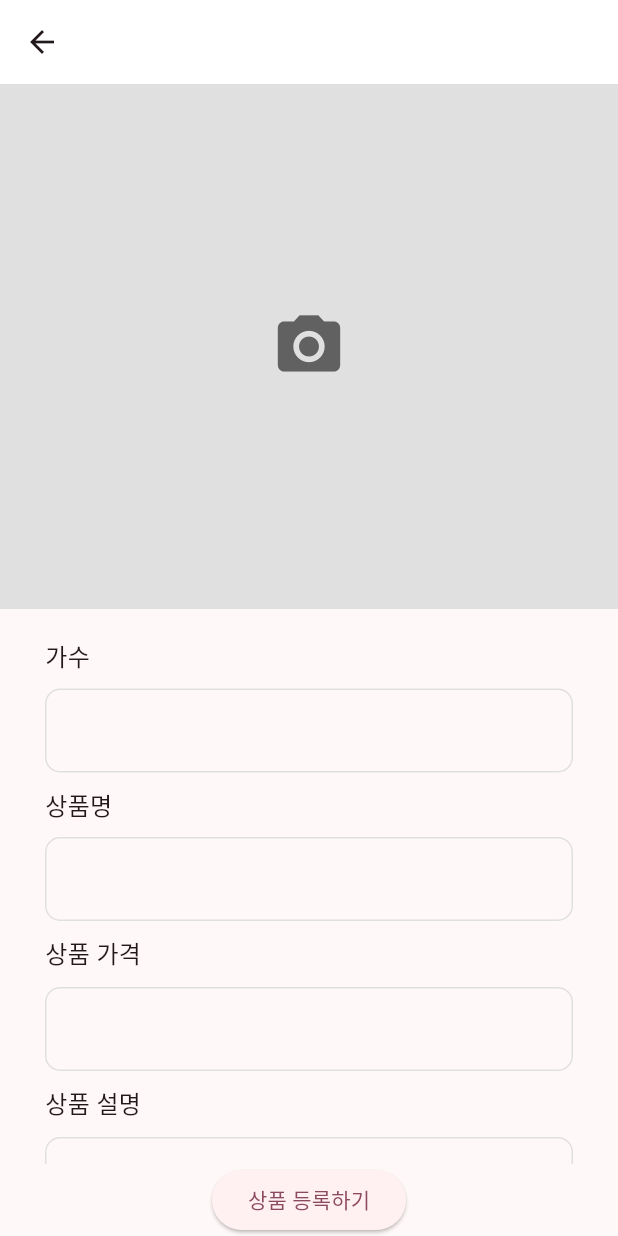
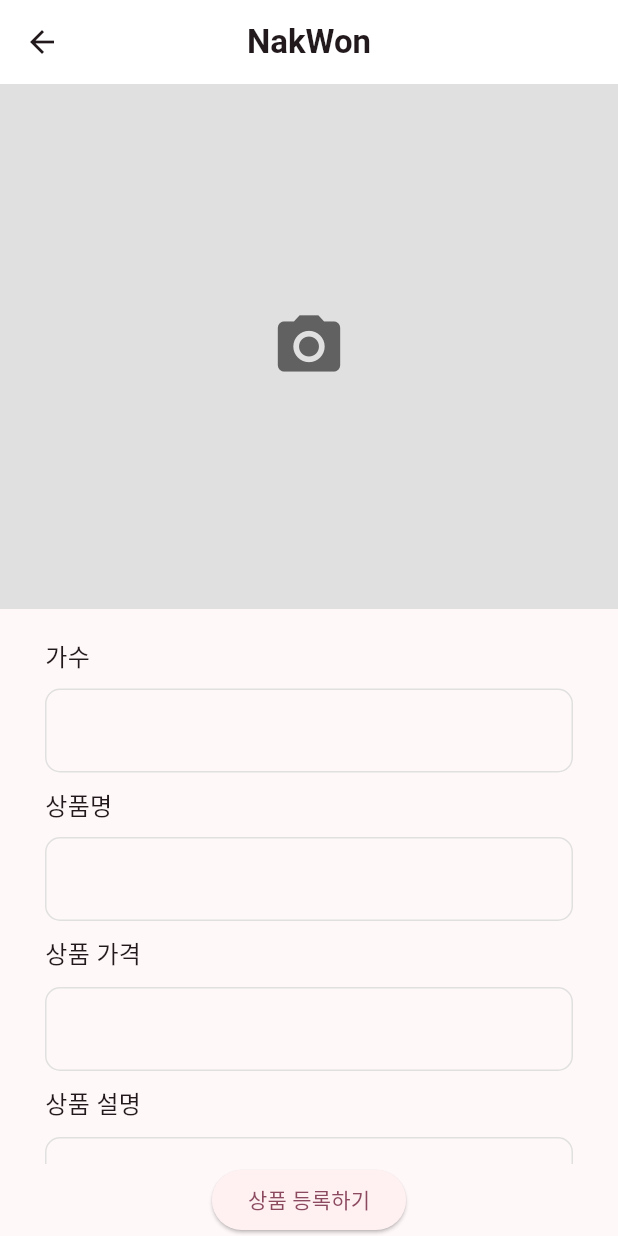
Before and after one commit to nakwon-music-shop/ONLINE_SHOPPINGMALL, a Flutter app: the RegistPage screen opened directly, on a phone screen of 412 x 824 dp. Run offline on Flutter 3.47's test engine with Material 3 defaults, Android fonts, the phone set to English and light mode, and no system bars; our stand-ins replace image_picker.

Commit message:
[modify]등록 페이지 appBar에 앱 이름 표시

```diff
--- a/nakwon_online_shoppingmall/lib/main.dart
+++ b/nakwon_online_shoppingmall/lib/main.dart
@@ -1,6 +1,5 @@
 import 'package:flutter/material.dart';
 import 'package:nakwon_online_shoppingmall/pages/home/home_page.dart';
-import 'package:nakwon_online_shoppingmall/pages/regist/regist_page.dart';
 
 void main() {
   runApp(const MyApp());
@@ -16,7 +15,7 @@ class MyApp extends StatelessWidget {
       theme: ThemeData(
         colorScheme: ColorScheme.fromSeed(seedColor: Colors.black),
       ),
-      home: RegistPage(),
+      home: HomePage(),
     );
   }
 }
--- a/nakwon_online_shoppingmall/lib/pages/regist/regist_page.dart
+++ b/nakwon_online_shoppingmall/lib/pages/regist/regist_page.dart
@@ -27,6 +27,10 @@ class _RegistPageState extends State<RegistPage> {
       appBar: AppBar(
         backgroundColor: Colors.white,
         centerTitle: true,
+        title: Text(
+          'NakWon',
+          style: TextStyle(fontWeight: FontWeight.bold),
+        ),
       ),
       body: Column(
         children: [
```
